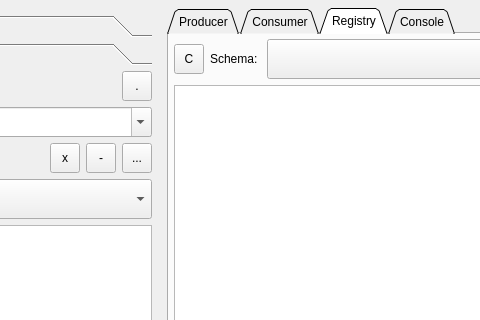
This is src/app/kafman/src/main/resources/forms/main_qt_view.ui in yorevs/hspylib as Qt 5 draws it before an edit; both pictures show x 191 to 671 and y 0 to 320 of the 1024 by 700 pixel window. The edited form follows.
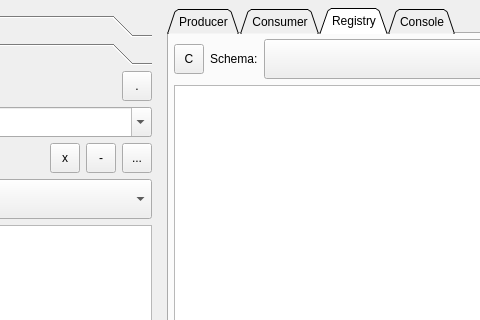
This is the edited form. The open tabs and pages were chosen to show the change. Custom widgets are drawn as their Qt base class.

Diff of the .ui file:
```diff
--- a/src/app/kafman/src/main/resources/forms/main_qt_view.ui
+++ b/src/app/kafman/src/main/resources/forms/main_qt_view.ui
@@ -1403,7 +1403,7 @@
              <item row="0" column="1">
               <widget class="QLabel" name="label_10">
                <property name="text">
-                <string>Schema: </string>
+                                <string>Schema:</string>
                </property>
               </widget>
              </item>
```
Lines whose indentation alone changed are shown as unchanged.
